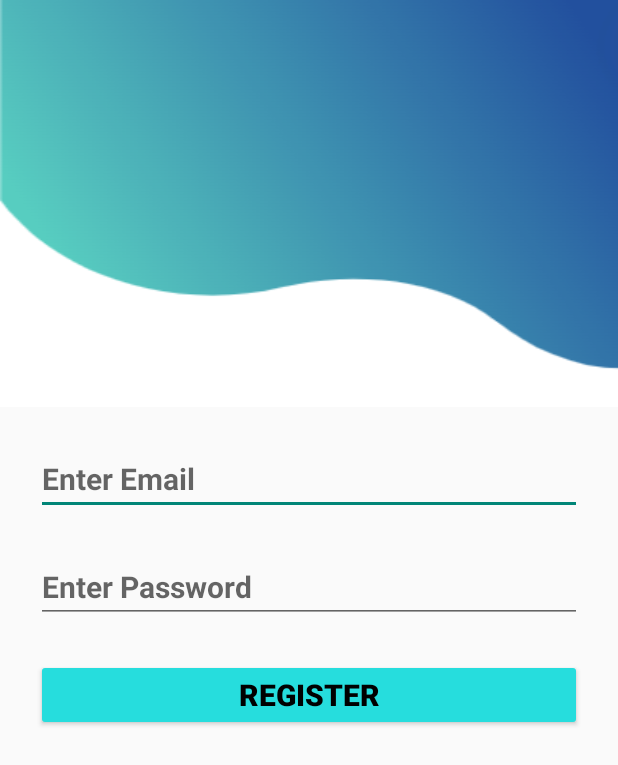
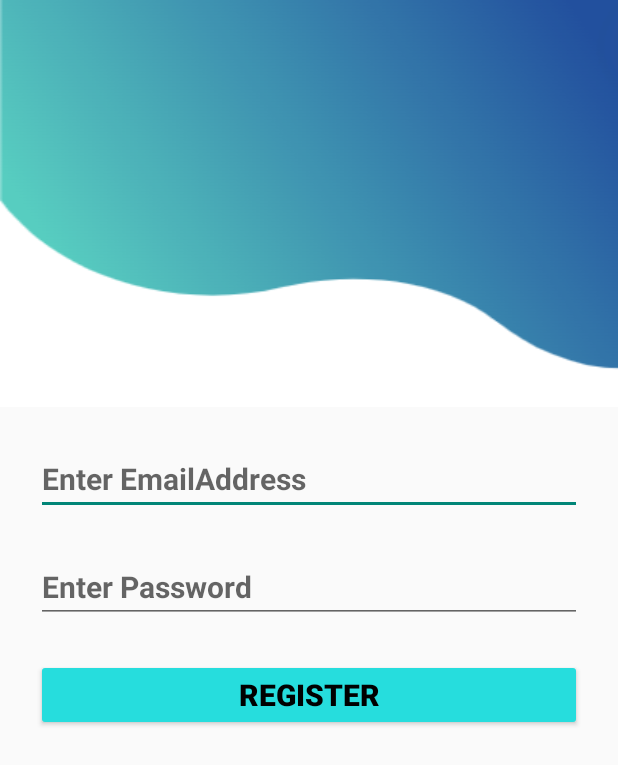
Before and after one commit to RenuSam6964/PrepGuru, an Android app: the RegistrationActivity screen opened directly, with no data from a screen before it, on a phone screen of 412 x 824 dp. Shown: the top 765 px of the screen. Run offline under Robolectric (Android 15) with nearby library versions, the phone set to English and light mode, and no system bars.

Commit message:
finished project

```diff
--- a/app/src/main/res/layout/activity_registration.xml
+++ b/app/src/main/res/layout/activity_registration.xml
@@ -24,7 +24,7 @@
         android:layout_marginTop="24dp"
         android:layout_marginEnd="24dp"
         android:ems="10"
-        android:hint="Enter Email"
+        android:hint="Enter EmailAddress"
         android:inputType="textEmailAddress"
         android:textSize="20sp"
         android:textStyle="bold"
```
